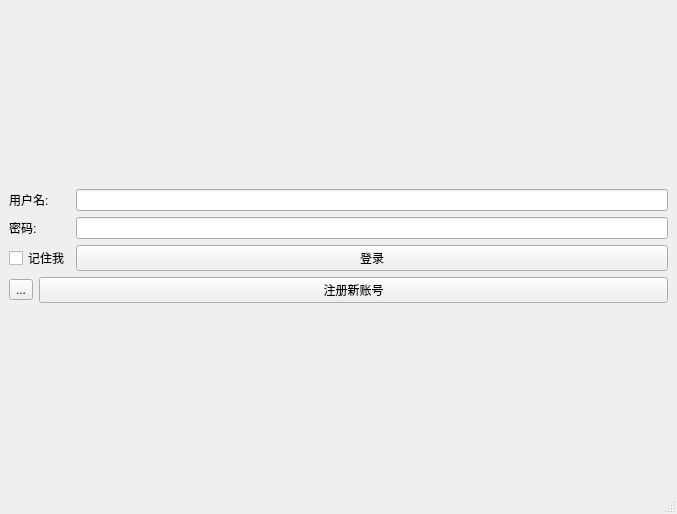
Old version of the form mainwindow.ui in the repository SunJianBai/patient-client.
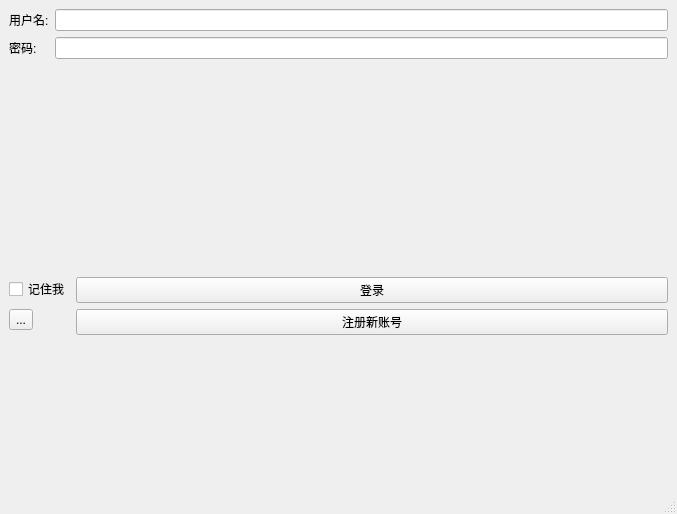
New version of the form.

Diff of the .ui file:
```diff
--- a/mainwindow.ui
+++ b/mainwindow.ui
@@ -14,58 +14,69 @@
    <string>MainWindow</string>
   </property>
   <widget class="QWidget" name="centralwidget">
-   <layout class="QVBoxLayout" name="verticalLayout">
+   <layout class="QVBoxLayout" name="verticalLayout_2">
     <item>
-     <layout class="QGridLayout" name="gridLayout_2">
-      <item row="1" column="1">
-       <widget class="QPushButton" name="sighupBtn">
+     <layout class="QGridLayout" name="gridLayout">
+      <item row="0" column="0">
+       <widget class="QLabel" name="label">
         <property name="text">
-         <string>注册新账号</string>
+         <string>用户名:</string>
         </property>
        </widget>
       </item>
+      <item row="0" column="1">
+       <widget class="QLineEdit" name="usernm"/>
+      </item>
       <item row="1" column="0">
-       <widget class="QToolButton" name="settingBtn">
+       <widget class="QLabel" name="label_2">
         <property name="text">
-         <string>...</string>
+         <string>密码:</string>
         </property>
        </widget>
       </item>
-      <item row="0" column="0" colspan="2">
-       <layout class="QGridLayout" name="gridLayout">
-        <item row="1" column="1">
-         <widget class="QLineEdit" name="passwd"/>
-        </item>
-        <item row="1" column="0">
-         <widget class="QLabel" name="label_2">
-          <property name="text">
-           <string>密码:</string>
-          </property>
-         </widget>
-        </item>
-        <item row="2" column="1">
-         <widget class="QPushButton" name="loginBtn">
-          <property name="text">
-           <string>登录</string>
-          </property>
-         </widget>
-        </item>
-        <item row="2" column="0">
+      <item row="1" column="1">
+       <widget class="QLineEdit" name="passwd"/>
+      </item>
+     </layout>
+    </item>
+    <item>
+     <layout class="QVBoxLayout" name="verticalLayout">
+      <item>
+       <widget class="QLabel" name="loginErrorLabel">
+        <property name="text">
+         <string> </string>
+        </property>
+       </widget>
+      </item>
+      <item>
+       <layout class="QFormLayout" name="formLayout">
+        <item row="0" column="0">
          <widget class="QCheckBox" name="rememberCheckBox">
           <property name="text">
            <string>记住我</string>
           </property>
          </widget>
         </item>
-        <item row="0" column="0">
-         <widget class="QLabel" name="label">
-          <property name="text">
-           <string>用户名:</string>
-          </property>
-         </widget>
-        </item>
         <item row="0" column="1">
-         <widget class="QLineEdit" name="usernm"/>
+         <widget class="QPushButton" name="loginBtn">
+          <property name="text">
+           <string>登录</string>
+          </property>
+         </widget>
+        </item>
+        <item row="1" column="0">
+         <widget class="QToolButton" name="settingBtn">
+          <property name="text">
+           <string>...</string>
+          </property>
+         </widget>
+        </item>
+        <item row="1" column="1">
+         <widget class="QPushButton" name="sighupBtn">
+          <property name="text">
+           <string>注册新账号</string>
+          </property>
+         </widget>
         </item>
        </layout>
       </item>
```
